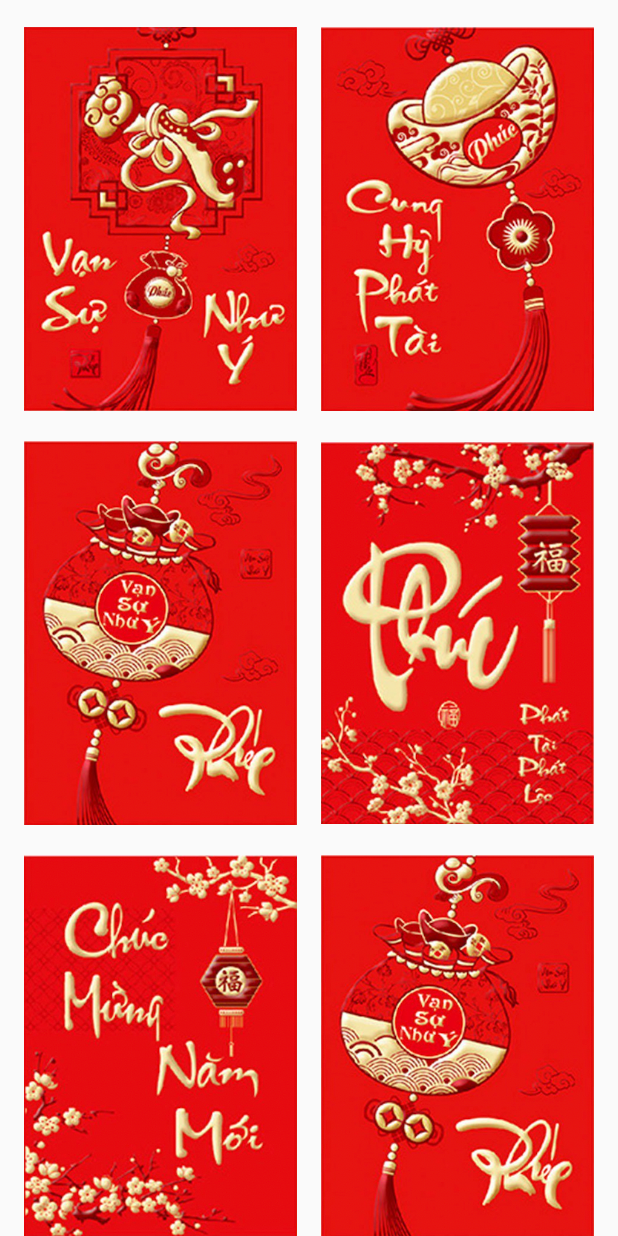
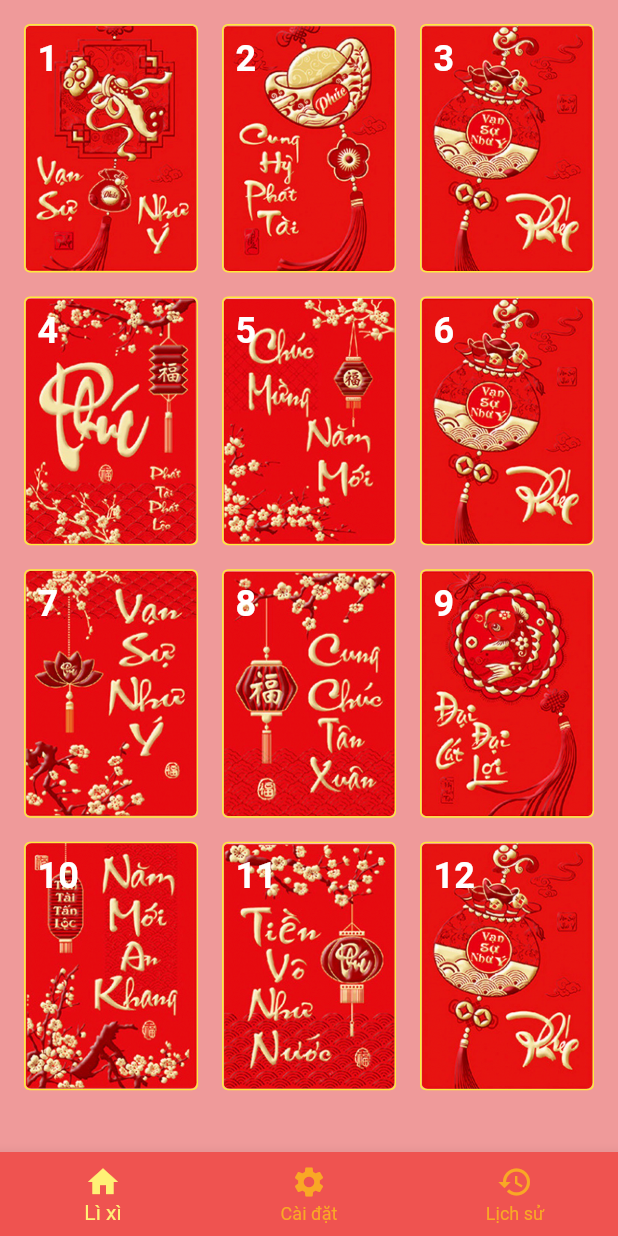
Before and after one commit to congthanhng/lucky_envelope, a Flutter app: the screen it shows after launch, on a phone screen of 412 x 824 dp. Run offline on Flutter 3.47's test engine with Material 2 defaults, Android fonts, the light colour scheme and no system bars.

Commit message:
Improve UI

```diff
--- a/lib/app/lucky_envelope_app.dart
+++ b/lib/app/lucky_envelope_app.dart
@@ -13,24 +13,71 @@ class LuckyEnvelopeApp extends StatefulWidget {
 
 class _LuckyEnvelopeAppState extends State<LuckyEnvelopeApp> {
   @override
+  void initState() {
+    super.initState();
+  }
+
+  int? itemSelected = 1;
+
+  @override
   Widget build(BuildContext context) {
     return Scaffold(
+      backgroundColor: Colors.red[200],
       body: SafeArea(
           child: LayoutBuilder(
         builder: (context, constrain) => GridView.builder(
           gridDelegate: const SliverGridDelegateWithFixedCrossAxisCount(
-            childAspectRatio: 0.7,
-              crossAxisCount: 2, mainAxisSpacing: 16, crossAxisSpacing: 16),
+              childAspectRatio: 0.7,
+              crossAxisCount: 3,
+              mainAxisSpacing: 16,
+              crossAxisSpacing: 16),
           padding: const EdgeInsets.all(16),
           itemBuilder: (context, index) {
-            return Image.asset(
-              'assets/images/envolopes/envolope${_rand.nextInt(12) + 1}.png',
-              width: (constrain.maxWidth / 4) - 16, fit: BoxFit.fitWidth,
+            return Container(
+              decoration: BoxDecoration(
+                  border: Border.all(color: Colors.yellow),
+                  borderRadius: BorderRadius.circular(4)),
+              // clipBehavior: Clip.hardEdge,
+              child: Stack(
+                fit: StackFit.expand,
+                children: [
+                  ClipRRect(
+                    borderRadius: BorderRadius.circular(4),
+                    child: Image.asset(
+                      'assets/images/envolopes/envolope${_rand.nextInt(12) + 1}.png',
+                      width: (constrain.maxWidth / 4) - 16,
+                      fit: BoxFit.fill,
+                    ),
+                  ),
+                  Padding(
+                    padding: const EdgeInsets.all(8.0),
+                    child: Text(
+                      '${index + 1}',
+                      style: const TextStyle(
+                          color: Colors.white,
+                          fontWeight: FontWeight.w600,
+                          fontSize: 24),
+                    ),
+                  )
+                ],
+              ),
             );
           },
-          itemCount: 20,
+          itemCount: 12,
         ),
       )),
+      bottomNavigationBar: BottomNavigationBar(
+        backgroundColor: Colors.red[400],
+        selectedItemColor: Colors.yellow[300],
+        unselectedItemColor: Colors.yellow[800],
+        currentIndex: 0,
+        onTap: (index) {},
+        items: const [
+          BottomNavigationBarItem(label: 'Lì xì', icon: Icon(Icons.home)),
+          BottomNavigationBarItem(label: 'Cài đặt', icon: Icon(Icons.settings)),
+          BottomNavigationBarItem(label: 'Lịch sử', icon: Icon(Icons.history)),
+        ],
+      ),
     );
   }
 }
--- /dev/null
+++ b/lib/app/setting_data.dart
@@ -0,0 +1,4 @@
+class SettingData{
+  final int totalEnvelope = 0;
+
+}
--- a/lib/main.dart
+++ b/lib/main.dart
@@ -13,6 +13,7 @@ class MyApp extends StatelessWidget {
   Widget build(BuildContext context) {
     return MaterialApp(
       title: 'Lucky Envelope',
+      debugShowCheckedModeBanner: false,
       theme: ThemeData(
         primarySwatch: Colors.blue,
       ),
```
